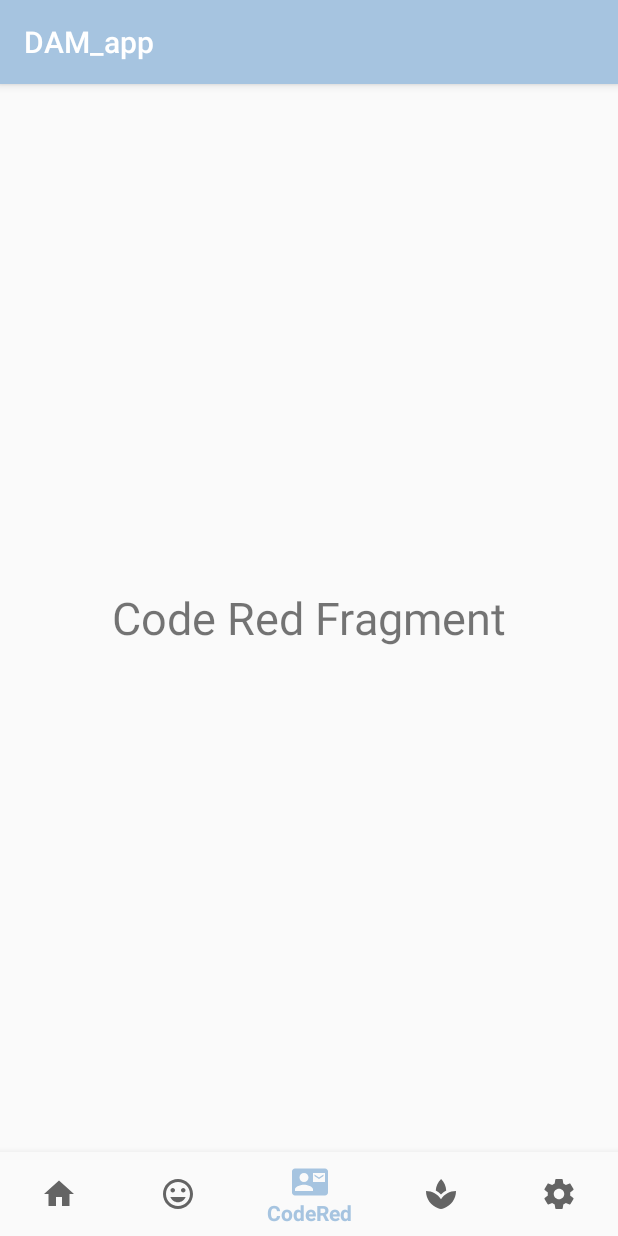
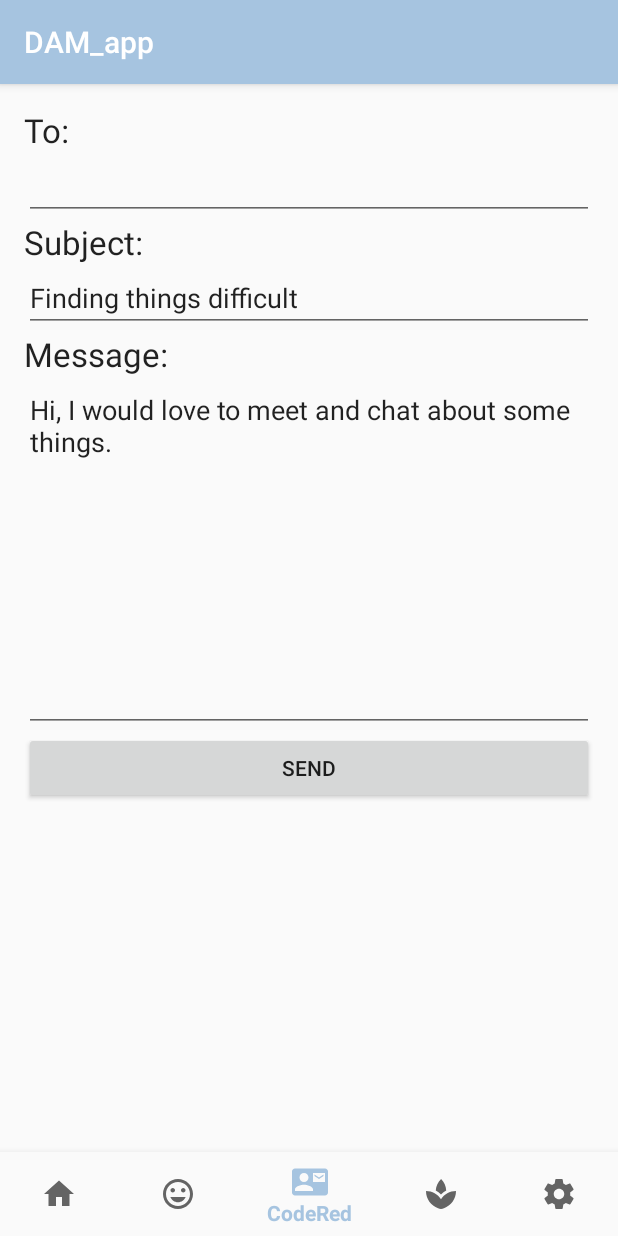
Before and after one commit to DaraghBrowne/DAM, an Android app: the screen it shows after launch once a user with an empty profile is signed in (HomeActivity), item 3 of the bottom bar chosen, on a phone screen of 412 x 824 dp. Run offline under Robolectric (Android 15) with nearby library versions, the phone set to English and light mode, and no system bars; our stand-ins replace Firebase (no records; nobody signed in at launch, a user with empty details on screens opened directly).

Commit message:
added v1 of email template

```diff
--- a/app/src/main/java/com/example/darag/dam_app/Fragments/CRFragment.java
+++ b/app/src/main/java/com/example/darag/dam_app/Fragments/CRFragment.java
@@ -1,5 +1,6 @@
 package com.example.darag.dam_app.Fragments;
 
+import android.content.Intent;
 import android.os.Bundle;
 import android.support.annotation.NonNull;
 import android.support.annotation.Nullable;
@@ -7,13 +8,56 @@ import android.support.v4.app.Fragment;
 import android.view.LayoutInflater;
 import android.view.View;
 import android.view.ViewGroup;
+import android.widget.Button;
+import android.widget.EditText;
 
 import com.example.darag.dam_app.R;
 
 public class CRFragment extends Fragment {
+
+    private EditText mEditTextTo;
+    private EditText mEditTextSubject;
+    private EditText mEditTextMessage;
+
+
     @Nullable
     @Override
     public View onCreateView(@NonNull LayoutInflater inflater, @Nullable ViewGroup container, @Nullable Bundle savedInstanceState) {
-        return inflater.inflate(R.layout.fragment_cr,container,false);
+        View view = inflater.inflate(R.layout.fragment_cr,container,false);
+
+        mEditTextTo = view.findViewById(R.id.edit_text_to);
+        mEditTextSubject = view.findViewById(R.id.edit_text_subject);
+        mEditTextMessage = view.findViewById(R.id.edit_text_message);
+
+        Button buttonSend = view.findViewById(R.id.button_send_email);
+        buttonSend.setOnClickListener(new View.OnClickListener() {
+            @Override
+            public void onClick(View view) {
+                sendMail();
+            }
+        });
+        return view;
     }
+
+    //need to get text out of edit text and add it over to email client
+    private void sendMail(){
+        String recipientList = mEditTextTo.getText().toString();
+        //do this so can have multiple recipients
+        String[] recipients = recipientList.split(",");
+        //example@gmail.com, anotherone@gmail.com
+
+        //
+        String subject = mEditTextSubject.getText().toString();
+        String message = mEditTextMessage.getText().toString();
+
+        //
+        Intent intent = new Intent(Intent.ACTION_SEND);
+        intent.putExtra(Intent.EXTRA_EMAIL, recipients); //takes string array with email address of recipients
+        intent.putExtra(Intent.EXTRA_SUBJECT, subject);
+        intent.putExtra(Intent.EXTRA_TEXT, message);
+
+        intent.setType("message/rfc822"); //makes sure we only open email clients
+        startActivity(Intent.createChooser(intent, "Choose an app to send the email"));
+    }
+
 }
--- a/app/src/main/java/com/example/darag/dam_app/Fragments/MoodsFragment.java
+++ b/app/src/main/java/com/example/darag/dam_app/Fragments/MoodsFragment.java
@@ -60,12 +60,15 @@ public class MoodsFragment extends Fragment {
             //creates unique string inside moods for id
             String id = databaseMoods.push().getKey();
 
+            //new mood type var
             Mood mood = new Mood(id, moodType, moodNote);
 
+            //id will be diff for each set of values entered
             databaseMoods.child(id).setValue(mood);
 
             Toast.makeText(getActivity(),"Mood Note added!", Toast.LENGTH_LONG).show();
-        }else{
+        }
+        else    {
             Toast.makeText(getActivity(),"Please enter your mood note", Toast.LENGTH_LONG);
         }
 
--- a/app/src/main/res/layout/fragment_cr.xml
+++ b/app/src/main/res/layout/fragment_cr.xml
@@ -1,11 +1,54 @@
 <?xml version="1.0" encoding="utf-8"?>
-<RelativeLayout xmlns:android="http://schemas.android.com/apk/res/android"
-    android:layout_width="match_parent" android:layout_height="match_parent">
+<LinearLayout xmlns:android="http://schemas.android.com/apk/res/android"
+    android:layout_width="match_parent"
+    android:layout_height="match_parent"
+    android:orientation="vertical"
+    android:padding="16dp">
 
     <TextView
-        android:layout_width="wrap_content"
+        android:layout_width="match_parent"
         android:layout_height="wrap_content"
-        android:text="Code Red Fragment"
-        android:textSize="30sp"
-        android:layout_centerInParent="true"/>
-</RelativeLayout>
+        android:text="To:"
+        android:textAppearance="@style/TextAppearance.AppCompat.Large"/>
+
+    <EditText
+        android:id="@+id/edit_text_to"
+        android:layout_width="match_parent"
+        android:layout_height="wrap_content"
+        android:inputType="textEmailAddress" />
+
+    <TextView
+        android:layout_width="match_parent"
+        android:layout_height="wrap_content"
+        android:text="Subject:"
+        android:textAppearance="@style/TextAppearance.AppCompat.Large" />
+
+    <EditText
+        android:id="@+id/edit_text_subject"
+        android:layout_width="match_parent"
+        android:layout_height="wrap_content"
+        android:inputType="textEmailSubject"
+        android:text="Finding things difficult"/>
+
+    <TextView
+        android:layout_width="match_parent"
+        android:layout_height="wrap_content"
+        android:text="Message:"
+        android:textAppearance="@style/TextAppearance.AppCompat.Large"/>
+
+    <EditText
+        android:id="@+id/edit_text_message"
+        android:layout_width="match_parent"
+        android:layout_height="wrap_content"
+        android:lines="10"
+        android:gravity="start|top"
+        android:text="Hi,
+I would love to meet and chat about some things."/>
+
+    <Button
+        android:id="@+id/button_send_email"
+        android:layout_width="match_parent"
+        android:layout_height="wrap_content"
+        android:text="Send"/>
+
+</LinearLayout>
```
